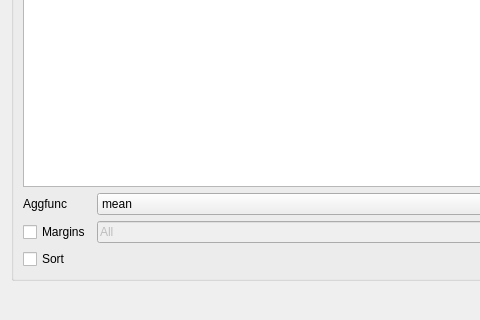
Before: the Qt Designer form src/DAGui/Dialog/DADialogCreatePivotTable.ui in czyt1988/data-workbench, drawn with Qt 5; both pictures show x 0 to 480 and y 200 to 520 of the 717 by 520 pixel window.
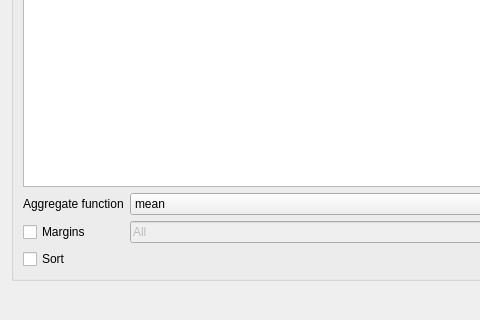
After: the same form once the commit is applied. Icons and pictures are not drawn.

Commit message: 调整一些界面，做了一点翻译

Diff of the .ui file:
```diff
--- a/src/DAGui/Dialog/DADialogCreatePivotTable.ui
+++ b/src/DAGui/Dialog/DADialogCreatePivotTable.ui
@@ -30,7 +30,7 @@
       <item row="1" column="0">
        <widget class="QLabel" name="labelAggfunc">
         <property name="text">
-         <string>Aggfunc</string>
+         <string>Aggregate function</string>
         </property>
        </widget>
       </item>
```
Left out of the diff: 56 changed lines with no effect on the pictures. The commit also changes 7 other files.
